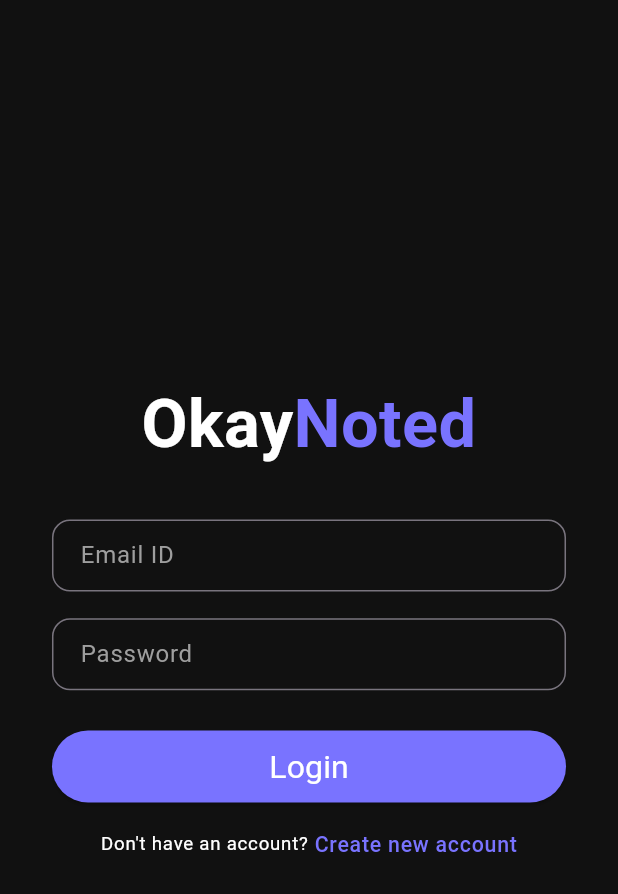
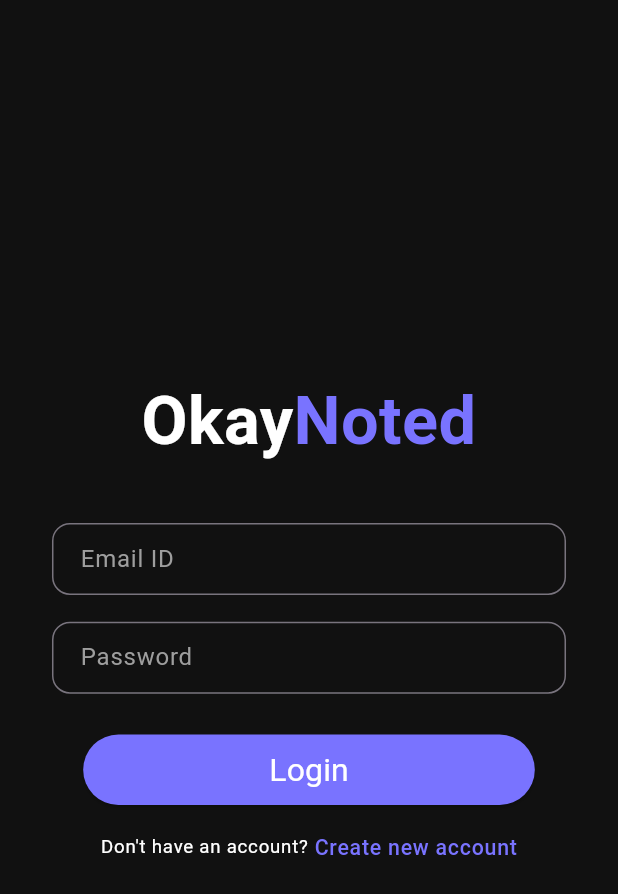
Before and after one commit to tanmay2233/ZenseGDSCSession, a Flutter app: the screen it shows after launch, on a phone screen of 412 x 824 dp. Shown: the top 894 px of the screen. Run offline on Flutter 3.47's test engine with Material 3 defaults, Android fonts, the phone set to English and light mode, and no system bars; our stand-ins replace flutter_screenutil; Roboto replaces fonts that are missing (Poppins).

Commit message:
Everything working fine

```diff
--- a/lib/login.dart
+++ b/lib/login.dart
@@ -1,10 +1,10 @@
 import 'package:flutter/material.dart';
 import 'package:flutter_screenutil/flutter_screenutil.dart';
 import 'package:gdsc_app_dev/routes.dart';
+import 'package:gdsc_app_dev/signup.dart';
 
 class LoginPage extends StatefulWidget {
   const LoginPage({super.key});
-  static String id = "login";
 
   @override
   State<LoginPage> createState() => _LoginPageState();
@@ -19,14 +19,11 @@ class _LoginPageState extends State<LoginPage> {
     return Scaffold(
       resizeToAvoidBottomInset: false,
         body: Center(
-        child: Column(
+          child:Column(
             crossAxisAlignment: CrossAxisAlignment.center,
             mainAxisAlignment: MainAxisAlignment.center,
           children: [
-              SizedBox(
-                width: ScreenUtil().setWidth(291),
-                height: ScreenUtil().setHeight(67),
-                child: Text.rich(
+            Text.rich(
               TextSpan(
                 children: [
                   TextSpan(
@@ -41,7 +38,7 @@ class _LoginPageState extends State<LoginPage> {
                   TextSpan(
                     text: 'Noted',
                     style: TextStyle(
-                          color: const Color(0xFF7973FF),
+                      color:const Color(0xFF7973FF),
                       fontSize: ScreenUtil().setSp(50),
                       fontFamily: 'Poppins',
                       fontWeight: FontWeight.w600,
@@ -51,7 +48,7 @@ class _LoginPageState extends State<LoginPage> {
               ),
               textAlign: TextAlign.center,
             ),
-              ),
+
            SizedBox(
             height: ScreenUtil().setHeight(40),
           ),
@@ -60,28 +57,23 @@ class _LoginPageState extends State<LoginPage> {
           SizedBox(
             height: ScreenUtil().setHeight(10),
           ),
-              SizedBox(
-                  width: ScreenUtil().setWidth(356),
-                  height: ScreenUtil().setHeight(54),
-                  child: ElevatedButton(
-                    onPressed: () {
+            ElevatedButton(onPressed: () {
               Navigator.pushNamed(context, MyRoutes.homePageRoute);
             },
             style: ElevatedButton.styleFrom(
-                      backgroundColor: const Color(
-                          0xFF7973FF), // Set the background color to purple
-                      foregroundColor:
-                          Colors.white, // Set the text color to white
+                backgroundColor: const Color(0xFF7973FF), // Set the background color to purple
+                foregroundColor: Colors.white, // Set the text color to white
               ),
-                    child: Text(
-                      'Login',
+            child: Padding(
+              padding: const EdgeInsets.symmetric(horizontal:100,vertical:8),
+              child: Text('Login',
                     style: TextStyle(
                     fontWeight: FontWeight.w400,
-                        fontSize:
-                            ScreenUtil().setSp(24), // Set the text size to 20.0
+                    fontSize: ScreenUtil().setSp(24), // Set the text size to 20.0
                   ),
                   ),
-                  )),
+            ),
+                ),
               SizedBox(
         height: ScreenUtil().setHeight(20),
       ),
@@ -97,12 +89,13 @@ class _LoginPageState extends State<LoginPage> {
                     letterSpacing: 0.5),
               ),
               InkWell(
-                    // onTap: () {
-                    //   Navigator.push(
-                    //       context,
-                    //       MaterialPageRoute(
-                    //           builder: (context) => const Register()));
-                    // },
+                onTap: () {
+                  // Navigator.push(
+                  //     context,
+                  //     MaterialPageRoute(
+                  //         builder: (context) => const Signup()));
+                  Navigator.pushNamed(context, MyRoutes.signUpPageRoute);
+                },
                 child: Text(
                   " Create new account",
                   style: TextStyle(
@@ -140,16 +133,16 @@ class _LoginPageState extends State<LoginPage> {
           textAlignVertical: TextAlignVertical.center,
           keyboardType: keyboardType,
           style: const TextStyle(
-                fontWeight: FontWeight.w400, color: Colors.white),
-            decoration: InputDecoration(
+              fontWeight: FontWeight.w400,
+              color: Colors.white),
+          decoration:  InputDecoration(
             hintText: title,
-                hintStyle: const TextStyle(
-                  color: Colors.grey,
-                ),
+            hintStyle: const TextStyle(color: Colors.grey,),
               contentPadding:
                   const EdgeInsets.symmetric(vertical: 5, horizontal: 15),
               border: const OutlineInputBorder(
-                    borderSide: BorderSide(width: 1.15, color: Colors.white),
+                  borderSide: BorderSide(
+                      width: 1.15, color: Colors.white),
                   borderRadius: BorderRadius.all(Radius.circular(12)))),
         ),
       ),
@@ -159,4 +152,5 @@ class _LoginPageState extends State<LoginPage> {
     ],
   );
 }
+
 }
--- a/lib/main.dart
+++ b/lib/main.dart
@@ -2,9 +2,9 @@ import 'package:flutter/material.dart';
 import 'package:flutter_screenutil/flutter_screenutil.dart';
 import 'package:gdsc_app_dev/home.dart';
 import 'package:gdsc_app_dev/login.dart';
-import 'package:gdsc_app_dev/notesDetailPage.dart';
 import 'package:gdsc_app_dev/notesPage.dart';
 import 'package:gdsc_app_dev/routes.dart';
+import 'package:gdsc_app_dev/signup.dart';
 
 void main() async {
   WidgetsFlutterBinding.ensureInitialized();
@@ -30,9 +30,9 @@ class MainApp extends StatelessWidget {
               routes: {
                 MyRoutes.loginPageRoute: (context) => const LoginPage(),
                 MyRoutes.homePageRoute: (context) => const HomePage(),
-                MyRoutes.notesPageRoute:(context) => NotesPage(),
-                // MyRoutes.notesDetailPageRoute:(context) => NotesDetailPage()
-              },
+                MyRoutes.notesPageRoute: (context) => NotesPage(),
+                MyRoutes.signUpPageRoute: (context) => const SignupPage()
+            },
               initialRoute: MyRoutes.loginPageRoute,
             );
         });
```
Also changed, not shown: lib/signup.dart (+127 -0 lines), lib/notesPage.dart (line endings or trailing spaces). Lines whose indentation alone changed are shown as unchanged.
